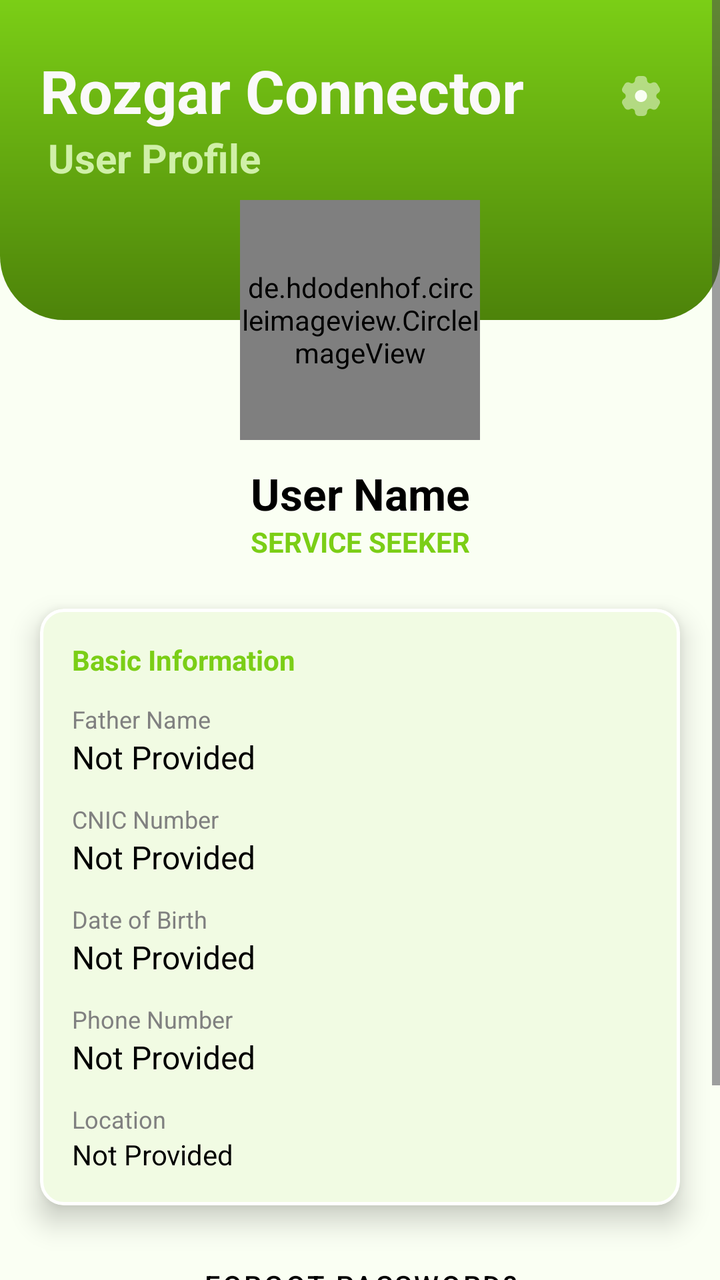
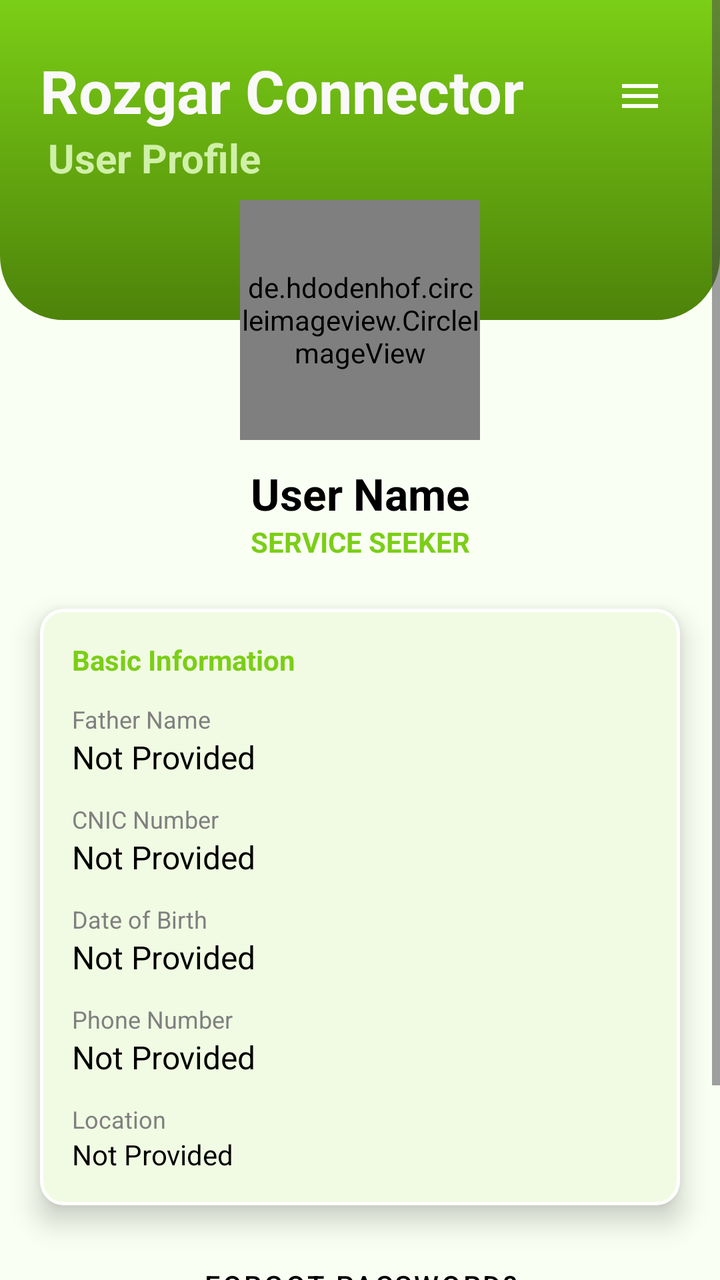

Before-and-after screenshots of an Android layout around one commit, followed by the original layout XML and the change that was made.
<!-- AndroidManifest.xml: application theme Theme.RozgarConnector -->
<!-- res/layout/fragment_profile.xml -->
<?xml version="1.0" encoding="utf-8"?>
<ScrollView xmlns:android="http://schemas.android.com/apk/res/android"
    xmlns:app="http://schemas.android.com/apk/res-auto"
    xmlns:tools="http://schemas.android.com/tools"
    android:layout_width="match_parent"
    android:layout_height="match_parent"
    android:background="@color/white"
    android:elevation="8dp">

    <androidx.constraintlayout.widget.ConstraintLayout
        android:layout_width="match_parent"
        android:layout_height="wrap_content"
        android:background="@color/white"
        android:paddingBottom="32dp">

        <View
            android:id="@+id/profileHeader"
            android:layout_width="0dp"
            android:layout_height="160dp"
            android:background="@drawable/header_gradient_curved"
            app:layout_constraintEnd_toEndOf="parent"
            app:layout_constraintHorizontal_bias="1.0"
            app:layout_constraintStart_toStartOf="parent"
            app:layout_constraintTop_toTopOf="parent" />

        <TextView
            android:id="@+id/tvappname"
            android:layout_width="wrap_content"
            android:layout_height="wrap_content"
            android:layout_marginStart="20dp"
            android:layout_marginTop="25dp"
            android:text="Rozgar Connector"
            android:textAlignment="textStart"
            android:textColor="#FAF9F9"
            android:textSize="30sp"
            android:textStyle="bold"
            app:layout_constraintStart_toStartOf="parent"
            app:layout_constraintTop_toTopOf="parent" />

        <TextView
            android:id="@+id/textView3"
            android:layout_width="wrap_content"
            android:layout_height="wrap_content"
            android:layout_marginStart="24dp"
            android:text="User Profile"
            android:textAlignment="textStart"
            android:textColor="#D0F0A8"
            android:textSize="20sp"
            android:textStyle="bold"
            app:layout_constraintStart_toStartOf="parent"
            app:layout_constraintTop_toBottomOf="@+id/tvappname" />

        <ImageView
            android:id="@+id/btnSettings"
            android:layout_width="32dp"
            android:layout_height="32dp"
            android:layout_marginTop="32dp"
            android:layout_marginEnd="24dp"
            android:padding="4dp"
            android:src="@drawable/ic_settings"
            app:layout_constraintEnd_toEndOf="parent"
            app:layout_constraintTop_toTopOf="parent"
            app:tint="@color/white" />

        <de.hdodenhof.circleimageview.CircleImageView
            android:id="@+id/imgProfile"
            android:layout_width="120dp"
            android:layout_height="120dp"
            android:layout_marginTop="100dp"
            android:src="@drawable/ic_profile"
            app:civ_border_color="@color/white"
            app:civ_border_width="4dp"
            app:layout_constraintEnd_toEndOf="parent"
            app:layout_constraintStart_toStartOf="parent"
            app:layout_constraintTop_toTopOf="parent" />

        <TextView
            android:id="@+id/tvProfileName"
            android:layout_width="wrap_content"
            android:layout_height="wrap_content"
            android:layout_marginTop="12dp"
            android:text="User Name"
            android:textColor="@color/black"
            android:textSize="22sp"
            android:textStyle="bold"
            app:layout_constraintEnd_toEndOf="parent"
            app:layout_constraintStart_toStartOf="parent"
            app:layout_constraintTop_toBottomOf="@id/imgProfile" />

        <TextView
            android:id="@+id/tvProfileRole"
            android:layout_width="wrap_content"
            android:layout_height="wrap_content"
            android:text="SERVICE SEEKER"
            android:textColor="@color/primary_green"
            android:textSize="14sp"
            android:textStyle="bold"
            app:layout_constraintEnd_toEndOf="parent"
            app:layout_constraintStart_toStartOf="parent"
            app:layout_constraintTop_toBottomOf="@id/tvProfileName" />

        
        <com.google.android.material.card.MaterialCardView
            android:id="@+id/infoCard"
            android:layout_width="0dp"
            android:layout_height="wrap_content"
            android:layout_marginHorizontal="20dp"
            android:layout_marginTop="24dp"
            app:cardCornerRadius="12dp"
            app:cardElevation="8dp"
            app:strokeColor="@color/ic_logo_background"
            app:strokeWidth="1.5dp"
            app:layout_constraintEnd_toEndOf="parent"
            app:layout_constraintStart_toStartOf="parent"
            app:layout_constraintTop_toBottomOf="@id/tvProfileRole">

            <LinearLayout
                android:layout_width="match_parent"
                android:layout_height="wrap_content"
                android:background="#F1FBE3"
                android:elevation="8dp"
                android:orientation="vertical"
                android:padding="16dp">

                <TextView
                    android:layout_width="wrap_content"
                    android:layout_height="wrap_content"
                    android:layout_marginBottom="12dp"
                    android:text="Basic Information"
                    android:textColor="@color/primary_green"
                    android:textStyle="bold" />

                <TextView
                    android:layout_width="wrap_content"
                    android:layout_height="wrap_content"
                    android:text="Father Name"
                    android:textColor="@color/grey"
                    android:textSize="12sp" />

                <TextView
                    android:id="@+id/tvFatherName"
                    android:layout_width="wrap_content"
                    android:layout_height="wrap_content"
                    android:layout_marginBottom="12dp"
                    android:text="Not Provided"
                    android:textColor="@color/black"
                    android:textSize="16sp" />

                <TextView
                    android:layout_width="wrap_content"
                    android:layout_height="wrap_content"
                    android:text="CNIC Number"
                    android:textColor="@color/grey"
                    android:textSize="12sp" />

                <TextView
                    android:id="@+id/tvCnic"
                    android:layout_width="wrap_content"
                    android:layout_height="wrap_content"
                    android:layout_marginBottom="12dp"
                    android:text="Not Provided"
                    android:textColor="@color/black"
                    android:textSize="16sp" />

                <TextView
                    android:layout_width="wrap_content"
                    android:layout_height="wrap_content"
                    android:text="Date of Birth"
                    android:textColor="@color/grey"
                    android:textSize="12sp" />

                <TextView
                    android:id="@+id/tvDob"
                    android:layout_width="wrap_content"
                    android:layout_height="wrap_content"
                    android:layout_marginBottom="12dp"
                    android:text="Not Provided"
                    android:textColor="@color/black"
                    android:textSize="16sp" />

                <TextView
                    android:layout_width="wrap_content"
                    android:layout_height="wrap_content"
                    android:text="Phone Number"
                    android:textColor="@color/grey"
                    android:textSize="12sp" />

                <TextView
                    android:id="@+id/tvPhone"
                    android:layout_width="wrap_content"
                    android:layout_height="wrap_content"
                    android:layout_marginBottom="12dp"
                    android:text="Not Provided"
                    android:textColor="@color/black"
                    android:textSize="16sp" />

                <TextView
                    android:layout_width="wrap_content"
                    android:layout_height="wrap_content"
                    android:text="Location"
                    android:textColor="@color/grey"
                    android:textSize="12sp" />

                <TextView
                    android:id="@+id/tvLocationFull"
                    android:layout_width="wrap_content"
                    android:layout_height="wrap_content"
                    android:text="Not Provided"
                    android:textColor="@color/black"
                    android:textSize="14sp" />

            </LinearLayout>
        </com.google.android.material.card.MaterialCardView>

        
        <com.google.android.material.card.MaterialCardView
            android:id="@+id/portfolioCard"
            android:layout_width="0dp"
            android:layout_height="wrap_content"
            android:layout_marginHorizontal="20dp"
            android:layout_marginTop="16dp"
            android:visibility="gone"
            app:cardCornerRadius="12dp"
            app:cardElevation="8dp"
            app:layout_constraintEnd_toEndOf="parent"
            app:layout_constraintStart_toStartOf="parent"
            app:layout_constraintTop_toBottomOf="@id/infoCard"
            app:strokeColor="@color/ic_logo_background"
            app:strokeWidth="1.5dp">

            <LinearLayout
                android:layout_width="match_parent"
                android:layout_height="wrap_content"
                android:background="@color/white"
                android:backgroundTint="#F1FBE3"
                android:orientation="vertical"
                android:padding="16dp">

                <RelativeLayout
                    android:layout_width="match_parent"
                    android:layout_height="wrap_content"
                    android:layout_marginBottom="12dp">

                    <TextView
                        android:id="@+id/tvPortfolioTitle"
                        android:layout_width="wrap_content"
                        android:layout_height="wrap_content"
                        android:layout_alignParentStart="true"
                        android:layout_centerVertical="true"
                        android:text="Professional Portfolio"
                        android:textColor="@color/primary_green"
                        android:textStyle="bold" />

                    <ImageView
                        android:id="@+id/btnEditPortfolio"
                        android:layout_width="24dp"
                        android:layout_height="24dp"
                        android:layout_alignParentEnd="true"
                        android:layout_centerVertical="true"
                        android:src="@drawable/ic_edit"
                        app:tint="@color/primary_green" />
                </RelativeLayout>

                
                <LinearLayout
                    android:id="@+id/educationSection"
                    android:layout_width="match_parent"
                    android:layout_height="wrap_content"
                    android:orientation="vertical"
                    android:visibility="visible">

                    <TextView
                        android:layout_width="wrap_content"
                        android:layout_height="wrap_content"
                        android:text="Education"
                        android:textColor="@color/grey"
                        android:textSize="12sp" />

                    <TextView
                        android:id="@+id/tvEducation"
                        android:layout_width="wrap_content"
                        android:layout_height="wrap_content"
                        android:layout_marginBottom="12dp"
                        android:text="Not Provided"
                        android:textColor="@color/black"
                        android:textSize="16sp" />
                </LinearLayout>

                <TextView
                    android:layout_width="wrap_content"
                    android:layout_height="wrap_content"
                    android:text="Skill / Expertise"
                    android:textColor="@color/grey"
                    android:textSize="12sp" />

                <TextView
                    android:id="@+id/tvExpertise"
                    android:layout_width="wrap_content"
                    android:layout_height="wrap_content"
                    android:layout_marginBottom="12dp"
                    android:text="Not Provided"
                    android:textColor="@color/black"
                    android:textSize="16sp" />

                <TextView
                    android:layout_width="wrap_content"
                    android:layout_height="wrap_content"
                    android:text="Experience"
                    android:textColor="@color/grey"
                    android:textSize="12sp" />

                <TextView
                    android:id="@+id/tvExperienceInfo"
                    android:layout_width="wrap_content"
                    android:layout_height="wrap_content"
                    android:layout_marginBottom="12dp"
                    android:text="Not Provided"
                    android:textColor="@color/black"
                    android:textSize="16sp" />

                <TextView
                    android:layout_width="wrap_content"
                    android:layout_height="wrap_content"
                    android:text="Professional Description"
                    android:textColor="@color/grey"
                    android:textSize="12sp" />

                <TextView
                    android:id="@+id/tvDescription"
                    android:layout_width="match_parent"
                    android:layout_height="wrap_content"
                    android:layout_marginBottom="16dp"
                    android:text="Not Provided"
                    android:textColor="@color/black"
                    android:textSize="14sp" />

                
                <LinearLayout
                    android:id="@+id/degreePhotoSection"
                    android:layout_width="match_parent"
                    android:layout_height="wrap_content"
                    android:orientation="vertical"
                    android:visibility="visible">

                    <TextView
                        android:layout_width="wrap_content"
                        android:layout_height="wrap_content"
                        android:text="Last Degree Document"
                        android:textColor="@color/grey"
                        android:textSize="12sp" />

                    <ImageView
                        android:id="@+id/imgDegreeDoc"
                        android:layout_width="match_parent"
                        android:layout_height="180dp"
                        android:layout_marginTop="8dp"
                        android:background="#F5F5F5"
                        android:scaleType="centerInside"
                        android:src="@drawable/ic_profile_placeholder" />
                </LinearLayout>

            </LinearLayout>
        </com.google.android.material.card.MaterialCardView>

        
        <com.google.android.material.button.MaterialButton
            android:id="@+id/btnForgotPassword"
            style="@style/Widget.MaterialComponents.Button.TextButton"
            android:layout_width="wrap_content"
            android:layout_height="wrap_content"
            android:layout_marginTop="16dp"
            android:text="Forgot Password?"
            android:textColor="@color/black"
            app:layout_constraintEnd_toEndOf="parent"
            app:layout_constraintStart_toStartOf="parent"
            app:layout_constraintTop_toBottomOf="@id/portfolioCard" />

        <com.google.android.material.button.MaterialButton
            android:id="@+id/btnSignOut"
            style="@style/Widget.MaterialComponents.Button.UnelevatedButton"
            android:layout_width="wrap_content"
            android:layout_height="wrap_content"
            android:layout_marginHorizontal="20dp"
            android:layout_marginTop="8dp"
            android:text="SIGN OUT"
            android:textColor="#000000"
            app:backgroundTint="@color/white"
            app:cornerRadius="12dp"
            app:layout_constraintEnd_toEndOf="parent"
            app:layout_constraintStart_toStartOf="parent"
            app:layout_constraintTop_toBottomOf="@id/btnForgotPassword" />

    </androidx.constraintlayout.widget.ConstraintLayout>
</ScrollView>
<!-- resources referenced by this layout -->
<resources>
  <color name="black">#FF000000</color>
  <color name="grey">#808080</color>
  <color name="ic_logo_background">#FFFFFF</color>
  <color name="primary_green">#7BCE16</color>
  <color name="white">#FAFFF3</color>
  <!-- drawable header_gradient_curved (drawable) -->
  <shape xmlns:android="http://schemas.android.com/apk/res/android">
      <gradient
          android:startColor="@color/primary_green"
          android:endColor="#4D830A"
          android:angle="270"/>
      <corners
          android:bottomLeftRadius="32dp"
          android:bottomRightRadius="32dp" />
  </shape>
  <!-- drawable ic_edit (drawable) -->
  <vector xmlns:android="http://schemas.android.com/apk/res/android"
      android:width="24dp"
      android:height="24dp"
      android:viewportWidth="24"
      android:viewportHeight="24"
      android:tint="?attr/colorControlNormal">
    <path
        android:fillColor="@android:color/white"
        android:pathData="M3,17.25V21h3.75L17.81,9.94l-3.75,-3.75L3,17.25zM20.71,7.04c0.39,-0.39 0.39,-1.02 0,-1.41l-2.34,-2.34c-0.39,-0.39 -1.02,-0.39 -1.41,0l-1.83,1.83 3.75,3.75 1.83,-1.83z"/>
  </vector>
  <!-- drawable ic_profile (drawable) -->
  <vector xmlns:android="http://schemas.android.com/apk/res/android"
      android:width="800dp"
      android:height="800dp"
      android:viewportWidth="24"
      android:viewportHeight="24">
    <path
        android:pathData="M22,12C22,17.523 17.523,22 12,22C6.477,22 2,17.523 2,12C2,6.477 6.477,2 12,2C17.523,2 22,6.477 22,12Z"
        android:strokeAlpha="0.5"
        android:fillColor="#000000"
        android:fillAlpha="0.5"/>
    <path
        android:pathData="M16.807,19.011C15.44,19.95 13.784,20.5 12,20.5C10.216,20.5 8.56,19.95 7.193,19.011C6.589,18.596 6.331,17.806 6.682,17.163C7.41,15.83 8.91,15 12,15C15.09,15 16.59,15.83 17.318,17.163C17.669,17.806 17.411,18.596 16.807,19.011Z"
        android:fillColor="#000000"/>
    <path
        android:pathData="M12,12C13.657,12 15,10.657 15,9C15,7.343 13.657,6 12,6C10.343,6 9,7.343 9,9C9,10.657 10.343,12 12,12Z"
        android:fillColor="#000000"/>
  </vector>
  <!-- drawable ic_settings: vector/xml drawable (drawable, 2376 chars, omitted) -->
  <style name="Theme.RozgarConnector" parent="Base.Theme.RozgarConnector" />
  <style name="Base.Theme.RozgarConnector" parent="Theme.Material3.DayNight.NoActionBar">
          
          <item name="colorPrimary">@color/primary_green</item>
      </style>
  <!-- unchanged entries left out for length: 1 -->
</resources>

<!-- the commit's change to res/layout/fragment_profile.xml (unified diff, before → after) -->
@@ -29,7 +29,7 @@
             android:layout_height="wrap_content"
             android:layout_marginStart="20dp"
             android:layout_marginTop="25dp"
-            android:text="Rozgar Connector"
+            android:text="@string/app_name"
             android:textAlignment="textStart"
             android:textColor="#FAF9F9"
             android:textSize="30sp"
@@ -42,7 +42,7 @@
             android:layout_width="wrap_content"
             android:layout_height="wrap_content"
             android:layout_marginStart="24dp"
-            android:text="User Profile"
+            android:text="@string/user_profile"
             android:textAlignment="textStart"
             android:textColor="#D0F0A8"
             android:textSize="20sp"
@@ -57,7 +57,7 @@
             android:layout_marginTop="32dp"
             android:layout_marginEnd="24dp"
             android:padding="4dp"
-            android:src="@drawable/ic_settings"
+            android:src="@drawable/ic_menu"
             app:layout_constraintEnd_toEndOf="parent"
             app:layout_constraintTop_toTopOf="parent"
             app:tint="@color/white" />
@@ -126,14 +126,14 @@
                     android:layout_width="wrap_content"
                     android:layout_height="wrap_content"
                     android:layout_marginBottom="12dp"
-                    android:text="Basic Information"
+                    android:text="@string/basic_info"
                     android:textColor="@color/primary_green"
                     android:textStyle="bold" />
 
                 <TextView
                     android:layout_width="wrap_content"
                     android:layout_height="wrap_content"
-                    android:text="Father Name"
+                    android:text="@string/father_name"
                     android:textColor="@color/grey"
                     android:textSize="12sp" />
 
@@ -142,14 +142,14 @@
                     android:layout_width="wrap_content"
                     android:layout_height="wrap_content"
                     android:layout_marginBottom="12dp"
-                    android:text="Not Provided"
-                    android:textColor="@color/black"
-                    android:textSize="16sp" />
-
-                <TextView
-                    android:layout_width="wrap_content"
-                    android:layout_height="wrap_content"
-                    android:text="CNIC Number"
+                    android:text="@string/not_provided"
+                    android:textColor="@color/black"
+                    android:textSize="16sp" />
+
+                <TextView
+                    android:layout_width="wrap_content"
+                    android:layout_height="wrap_content"
+                    android:text="@string/cnic_number"
                     android:textColor="@color/grey"
                     android:textSize="12sp" />
 
@@ -158,14 +158,14 @@
                     android:layout_width="wrap_content"
                     android:layout_height="wrap_content"
                     android:layout_marginBottom="12dp"
-                    android:text="Not Provided"
-                    android:textColor="@color/black"
-                    android:textSize="16sp" />
-
-                <TextView
-                    android:layout_width="wrap_content"
-                    android:layout_height="wrap_content"
-                    android:text="Date of Birth"
+                    android:text="@string/not_provided"
+                    android:textColor="@color/black"
+                    android:textSize="16sp" />
+
+                <TextView
+                    android:layout_width="wrap_content"
+                    android:layout_height="wrap_content"
+                    android:text="@string/dob"
                     android:textColor="@color/grey"
                     android:textSize="12sp" />
 
@@ -174,14 +174,14 @@
                     android:layout_width="wrap_content"
                     android:layout_height="wrap_content"
                     android:layout_marginBottom="12dp"
-                    android:text="Not Provided"
-                    android:textColor="@color/black"
-                    android:textSize="16sp" />
-
-                <TextView
-                    android:layout_width="wrap_content"
-                    android:layout_height="wrap_content"
-                    android:text="Phone Number"
+                    android:text="@string/not_provided"
+                    android:textColor="@color/black"
+                    android:textSize="16sp" />
+
+                <TextView
+                    android:layout_width="wrap_content"
+                    android:layout_height="wrap_content"
+                    android:text="@string/phone_number"
                     android:textColor="@color/grey"
                     android:textSize="12sp" />
 
@@ -190,14 +190,14 @@
                     android:layout_width="wrap_content"
                     android:layout_height="wrap_content"
                     android:layout_marginBottom="12dp"
-                    android:text="Not Provided"
-                    android:textColor="@color/black"
-                    android:textSize="16sp" />
-
-                <TextView
-                    android:layout_width="wrap_content"
-                    android:layout_height="wrap_content"
-                    android:text="Location"
+                    android:text="@string/not_provided"
+                    android:textColor="@color/black"
+                    android:textSize="16sp" />
+
+                <TextView
+                    android:layout_width="wrap_content"
+                    android:layout_height="wrap_content"
+                    android:text="@string/location"
                     android:textColor="@color/grey"
                     android:textSize="12sp" />
 
@@ -205,7 +205,7 @@
                     android:id="@+id/tvLocationFull"
                     android:layout_width="wrap_content"
                     android:layout_height="wrap_content"
-                    android:text="Not Provided"
+                    android:text="@string/not_provided"
                     android:textColor="@color/black"
                     android:textSize="14sp" />
 
@@ -247,7 +247,7 @@
                         android:layout_height="wrap_content"
                         android:layout_alignParentStart="true"
                         android:layout_centerVertical="true"
-                        android:text="Professional Portfolio"
+                        android:text="@string/portfolio"
                         android:textColor="@color/primary_green"
                         android:textStyle="bold" />
 
@@ -272,7 +272,7 @@
                     <TextView
                         android:layout_width="wrap_content"
                         android:layout_height="wrap_content"
-                        android:text="Education"
+                        android:text="@string/education"
                         android:textColor="@color/grey"
                         android:textSize="12sp" />
 
@@ -281,7 +281,7 @@
                         android:layout_width="wrap_content"
                         android:layout_height="wrap_content"
                         android:layout_marginBottom="12dp"
-                        android:text="Not Provided"
+                        android:text="@string/not_provided"
                         android:textColor="@color/black"
                         android:textSize="16sp" />
                 </LinearLayout>
@@ -289,7 +289,7 @@
                 <TextView
                     android:layout_width="wrap_content"
                     android:layout_height="wrap_content"
-                    android:text="Skill / Expertise"
+                    android:text="@string/skill_expertise"
                     android:textColor="@color/grey"
                     android:textSize="12sp" />
 
@@ -298,14 +298,14 @@
                     android:layout_width="wrap_content"
                     android:layout_height="wrap_content"
                     android:layout_marginBottom="12dp"
-                    android:text="Not Provided"
-                    android:textColor="@color/black"
-                    android:textSize="16sp" />
-
-                <TextView
-                    android:layout_width="wrap_content"
-                    android:layout_height="wrap_content"
-                    android:text="Experience"
+                    android:text="@string/not_provided"
+                    android:textColor="@color/black"
+                    android:textSize="16sp" />
+
+                <TextView
+                    android:layout_width="wrap_content"
+                    android:layout_height="wrap_content"
+                    android:text="@string/experience"
                     android:textColor="@color/grey"
                     android:textSize="12sp" />
 
@@ -314,14 +314,14 @@
                     android:layout_width="wrap_content"
                     android:layout_height="wrap_content"
                     android:layout_marginBottom="12dp"
-                    android:text="Not Provided"
-                    android:textColor="@color/black"
-                    android:textSize="16sp" />
-
-                <TextView
-                    android:layout_width="wrap_content"
-                    android:layout_height="wrap_content"
-                    android:text="Professional Description"
+                    android:text="@string/not_provided"
+                    android:textColor="@color/black"
+                    android:textSize="16sp" />
+
+                <TextView
+                    android:layout_width="wrap_content"
+                    android:layout_height="wrap_content"
+                    android:text="@string/prof_desc"
                     android:textColor="@color/grey"
                     android:textSize="12sp" />
 
@@ -330,7 +330,7 @@
                     android:layout_width="match_parent"
                     android:layout_height="wrap_content"
                     android:layout_marginBottom="16dp"
-                    android:text="Not Provided"
+                    android:text="@string/not_provided"
                     android:textColor="@color/black"
                     android:textSize="14sp" />
 
@@ -345,7 +345,7 @@
                     <TextView
                         android:layout_width="wrap_content"
                         android:layout_height="wrap_content"
-                        android:text="Last Degree Document"
+                        android:text="@string/degree_doc"
                         android:textColor="@color/grey"
                         android:textSize="12sp" />
 
@@ -369,7 +369,7 @@
             android:layout_width="wrap_content"
             android:layout_height="wrap_content"
             android:layout_marginTop="16dp"
-            android:text="Forgot Password?"
+            android:text="@string/forgot_password"
             android:textColor="@color/black"
             app:layout_constraintEnd_toEndOf="parent"
             app:layout_constraintStart_toStartOf="parent"
@@ -382,7 +382,7 @@
             android:layout_height="wrap_content"
             android:layout_marginHorizontal="20dp"
             android:layout_marginTop="8dp"
-            android:text="SIGN OUT"
+            android:text="@string/sign_out"
             android:textColor="#000000"
             app:backgroundTint="@color/white"
             app:cornerRadius="12dp"
<!-- resource entries referenced after the edit -->
@@ -26,6 +26,16 @@
         android:fillColor="@android:color/white"
         android:pathData="M3,17.25V21h3.75L17.81,9.94l-3.75,-3.75L3,17.25zM20.71,7.04c0.39,-0.39 0.39,-1.02 0,-1.41l-2.34,-2.34c-0.39,-0.39 -1.02,-0.39 -1.41,0l-1.83,1.83 3.75,3.75 1.83,-1.83z"/>
   </vector>
+  <!-- drawable ic_menu (drawable) -->
+  <vector xmlns:android="http://schemas.android.com/apk/res/android"
+      android:width="24dp"
+      android:height="24dp"
+      android:viewportWidth="24"
+      android:viewportHeight="24">
+      <path
+          android:fillColor="#000000"
+          android:pathData="M3,18h18v-2H3v2zM3,13h18v-2H3v2zM3,6v2h18V6H3z" />
+  </vector>
   <!-- drawable ic_profile (drawable) -->
   <vector xmlns:android="http://schemas.android.com/apk/res/android"
       android:width="800dp"
@@ -44,7 +54,23 @@
         android:pathData="M12,12C13.657,12 15,10.657 15,9C15,7.343 13.657,6 12,6C10.343,6 9,7.343 9,9C9,10.657 10.343,12 12,12Z"
         android:fillColor="#000000"/>
   </vector>
-  <!-- drawable ic_settings: vector/xml drawable (drawable, 2376 chars, omitted) -->
+  <string name="app_name">Rozgar Connector</string>
+  <string name="basic_info">Basic Information</string>
+  <string name="cnic_number">CNIC Number</string>
+  <string name="degree_doc">Last Degree Document</string>
+  <string name="dob">Date of Birth</string>
+  <string name="education">Education</string>
+  <string name="experience">Experience</string>
+  <string name="father_name">Father Name</string>
+  <string name="forgot_password">Forgot Password?</string>
+  <string name="location">Location</string>
+  <string name="not_provided">Not Provided</string>
+  <string name="phone_number">Phone Number</string>
+  <string name="portfolio">Professional Portfolio</string>
+  <string name="prof_desc">Professional Description</string>
+  <string name="sign_out">SIGN OUT</string>
+  <string name="skill_expertise">Skill / Expertise</string>
+  <string name="user_profile">User Profile</string>
   <style name="Theme.RozgarConnector" parent="Base.Theme.RozgarConnector" />
   <style name="Base.Theme.RozgarConnector" parent="Theme.Material3.DayNight.NoActionBar">
           
